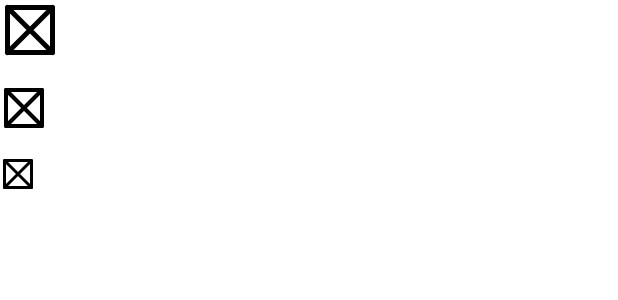
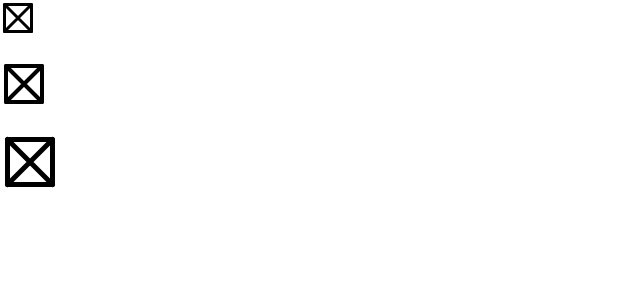
Before and after one commit to AAAlex-123/Hotel-Room-Management-System, an Android app built with Jetpack Compose: the @Preview function IconPreview, on a phone screen of 412 x 824 dp. Shown: the top 300 px of the screen. Run offline under Robolectric (Android 15) with nearby library versions, the phone set to English and light mode, and no system bars.

Commit message:
Bugfix: Icon of :core:designsystem
The sizes provided by SizeVariation were swapped

```diff
--- a/src/Housekeeping/core/designsystem/src/main/java/alexman/hrms/core/designsystem/component/Icon.kt
+++ b/src/Housekeeping/core/designsystem/src/main/java/alexman/hrms/core/designsystem/component/Icon.kt
@@ -68,9 +68,9 @@ fun Icon(
             .clickable(onClick = onClick)
             .size(
                 when (sizeVariation) {
-                    SizeVariation.LARGE -> 24.dp
+                    SizeVariation.LARGE -> 40.dp
                     SizeVariation.MEDIUM -> 32.dp
-                    SizeVariation.SMALL -> 40.dp
+                    SizeVariation.SMALL -> 24.dp
                 }
             ),
     )
```
